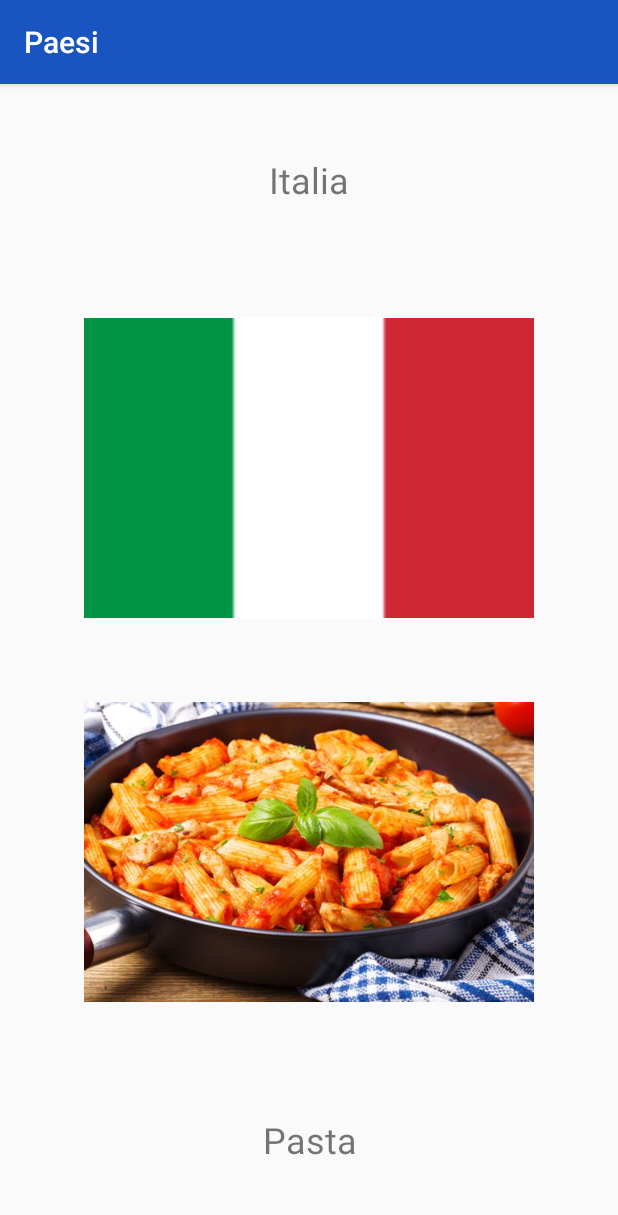
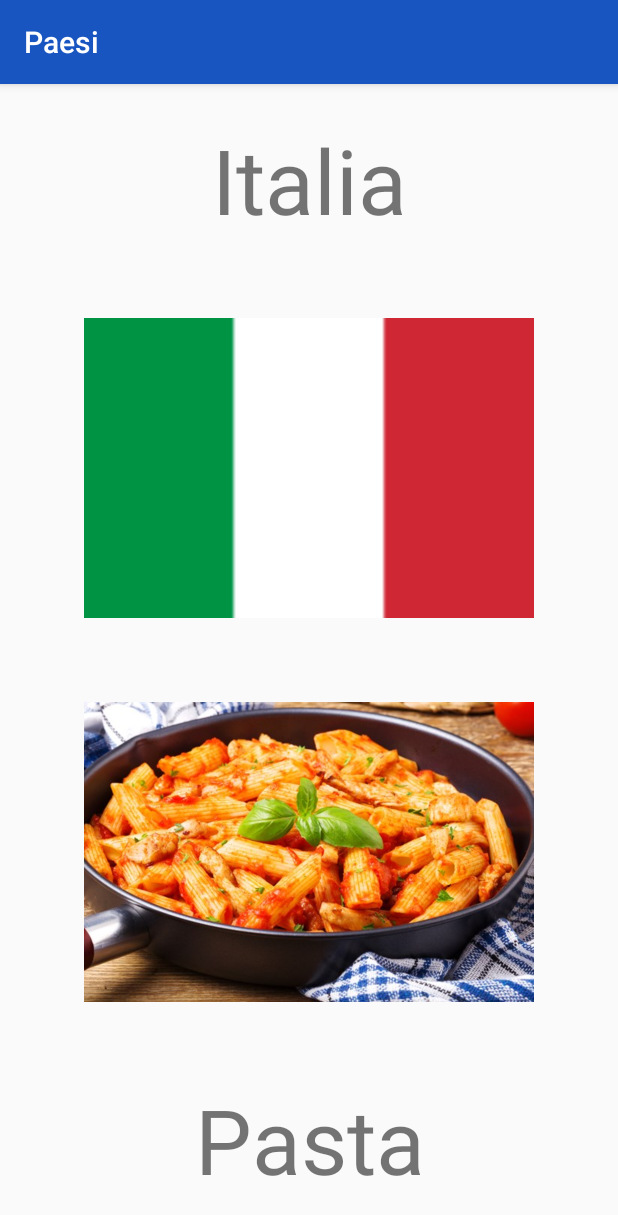
Before and after one commit to cibelety-fiap/ComidasTipicas, an Android app: the screen it shows after launch (MainActivity), on a phone screen of 412 x 824 dp. Shown: the top 1215 px of the screen. Run offline under Robolectric (Android 15) with nearby library versions, the phone set to English and light mode, and no system bars.

Commit message:
versao 1.2

```diff
--- a/app/src/main/res/layout/activity_main.xml
+++ b/app/src/main/res/layout/activity_main.xml
@@ -15,7 +15,7 @@
         android:layout_weight="1"
         android:gravity="center"
         android:text="@string/nome_pais"
-        android:textSize="24sp"
+        android:textSize="@dimen/tamanho_fonte"
         app:layout_constraintBottom_toBottomOf="parent"
         app:layout_constraintLeft_toLeftOf="parent"
         app:layout_constraintRight_toRightOf="parent"
@@ -46,6 +46,6 @@
         android:layout_weight="1"
         android:gravity="center"
         android:text="@string/nome_comida"
-        android:textSize="24sp" />
+        android:textSize="@dimen/tamanho_fonte" />
 
 </LinearLayout>
```
